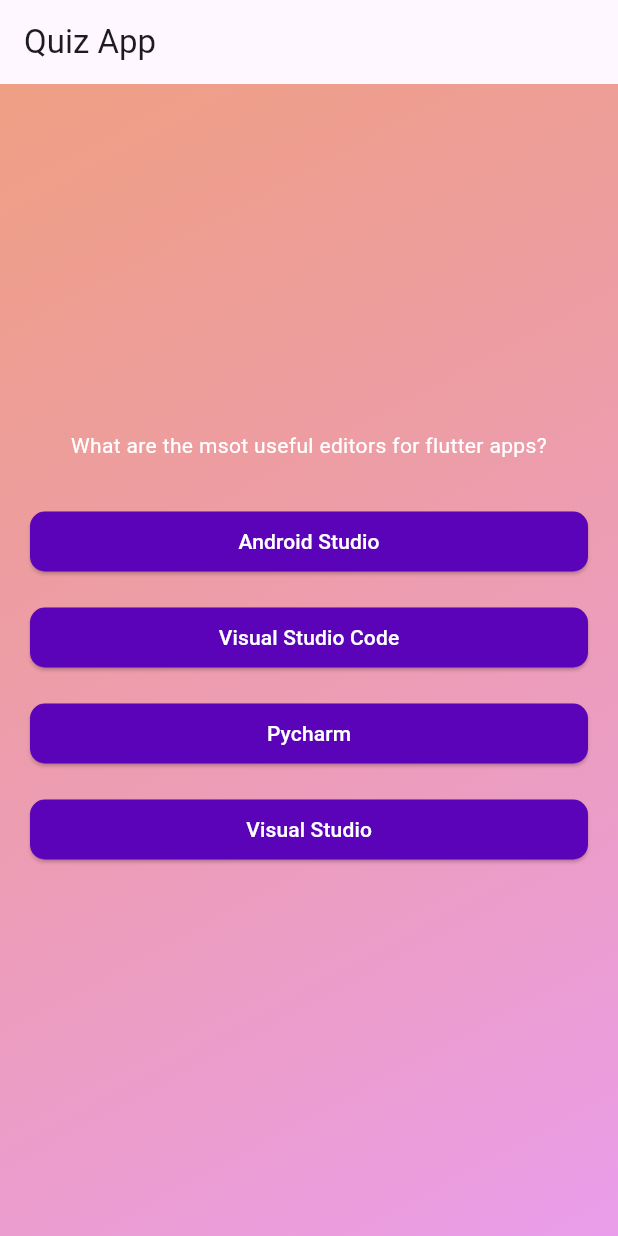
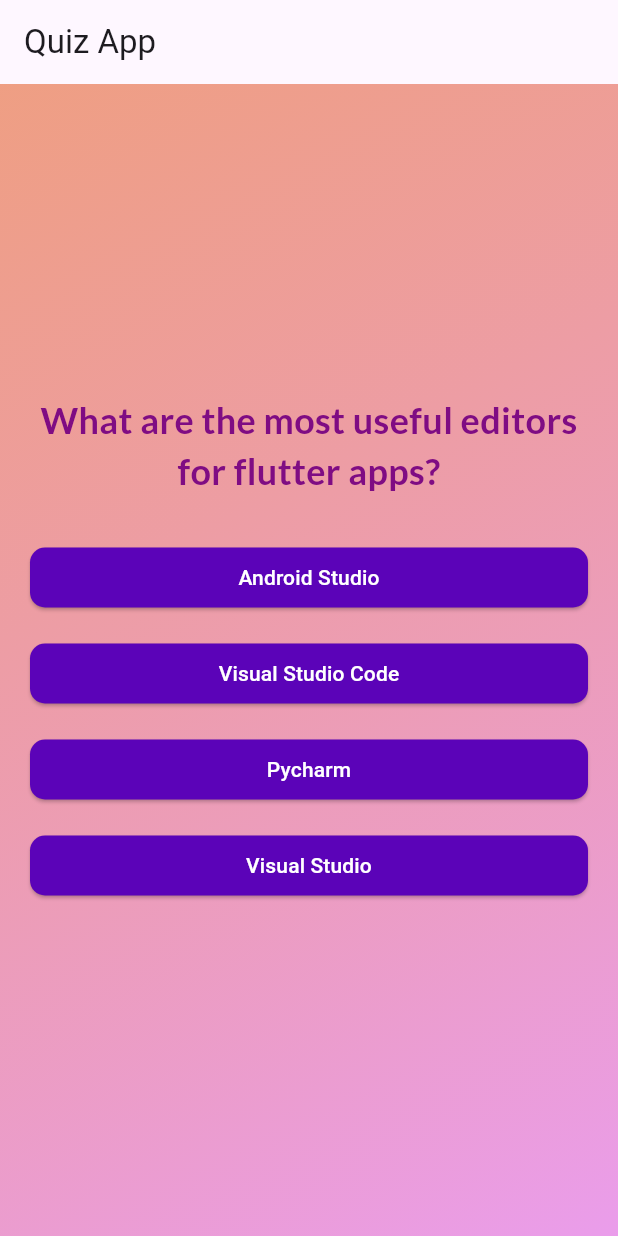
Before and after one commit to Dolma455/quiz_app, a Flutter app: the screen it shows after launch, after a tap on "Start Quiz", after a tap on "Function", on a phone screen of 412 x 824 dp. Run offline on Flutter 3.47's test engine with Material 3 defaults, Android fonts, the light colour scheme and no system bars; our stand-ins replace google_fonts.

Commit message:
feat:Passing data via functions

```diff
--- a/lib/data/questions.dart
+++ b/lib/data/questions.dart
@@ -8,7 +8,7 @@
     'Components',
   ]),
   QuizQuestion(
-      text: 'What are the msot useful editors for flutter apps?',
+      text: 'What are the most useful editors for flutter apps?',
       answers: [
         'Visual Studio',
         'Android Studio',
--- a/lib/screen/questions_screen.dart
+++ b/lib/screen/questions_screen.dart
@@ -1,9 +1,14 @@
 import 'package:flutter/material.dart';
+import 'package:google_fonts/google_fonts.dart';
 import 'package:quiz_app_ad_basics/data/questions.dart';
 import 'package:quiz_app_ad_basics/widget/answer_button.dart';
 
 class QuestionsScreen extends StatefulWidget {
-  const QuestionsScreen({super.key});
+  const QuestionsScreen({
+    super.key,
+    required this.onSelectAnswer,
+  });
+  final void Function(String answer) onSelectAnswer;
 
   @override
   State<QuestionsScreen> createState() => _QuestionsScreenState();
@@ -12,7 +17,8 @@
 class _QuestionsScreenState extends State<QuestionsScreen> {
   var currentQuestionIndex = 0;
 
-  void answerQuestion() {
+  void answerQuestion(String selectedAnswer) {
+    widget.onSelectAnswer(selectedAnswer);
     setState(() {
       currentQuestionIndex++;
     });
@@ -31,8 +37,10 @@
           children: [
             Text(
               currentQuestion.text,
-              style: const TextStyle(
-                color: Colors.white,
+              style: GoogleFonts.lato(
+                color: const Color.fromARGB(255, 127, 12, 131),
+                fontSize: 24,
+                fontWeight: FontWeight.bold,
               ),
               textAlign: TextAlign.center,
             ),
@@ -44,7 +52,9 @@
                 padding: const EdgeInsets.only(bottom: 16),
                 child: AnswerButton(
                   answerText: answer,
-                  onTap: answerQuestion,
+                  onTap: () {
+                    answerQuestion(answer);
+                  },
                 ),
               );
             }),
--- a/lib/screen/quiz.dart
+++ b/lib/screen/quiz.dart
@@ -1,4 +1,5 @@
 import 'package:flutter/material.dart';
+import 'package:quiz_app_ad_basics/data/questions.dart';
 import 'package:quiz_app_ad_basics/screen/questions_screen.dart';
 import 'package:quiz_app_ad_basics/screen/start_screen.dart';
 
@@ -10,6 +11,7 @@
 }
 
 class _QuizState extends State<Quiz> {
+  List<String> selectedAnswers = [];
   var activeScreen = 'start-screen';
 
   switchScreen() {
@@ -18,11 +20,23 @@
     });
   }
 
+  void chooseAnswer(String answer) {
+    if (selectedAnswers.length == questions.length) {
+      setState(() {
+        selectedAnswers = [];
+        activeScreen = 'start-screen';
+      });
+    }
+    selectedAnswers.add(answer);
+  }
+
   @override
   Widget build(BuildContext context) {
     Widget screenWidget = StartScreen(switchScreen);
     if (activeScreen == 'questions-screen') {
-      screenWidget = const QuestionsScreen();
+      screenWidget = QuestionsScreen(
+        onSelectAnswer: chooseAnswer,
+      );
     }
 
     return MaterialApp(
--- a/lib/widget/answer_button.dart
+++ b/lib/widget/answer_button.dart
@@ -19,6 +19,9 @@
             foregroundColor: Colors.white,
             shape: RoundedRectangleBorder(
                 borderRadius: BorderRadius.circular(10))),
-        child: Text(answerText));
+        child: Text(
+          answerText,
+          textAlign: TextAlign.center,
+        ));
   }
 }
--- a/pubspec.yaml
+++ b/pubspec.yaml
@@ -35,6 +35,7 @@
   # The following adds the Cupertino Icons font to your application.
   # Use with the CupertinoIcons class for iOS style icons.
   cupertino_icons: ^1.0.2
+  google_fonts: ^6.1.0
 
 dev_dependencies:
   flutter_test:
```
Also changed, not shown: pubspec.lock, 1 other file.
